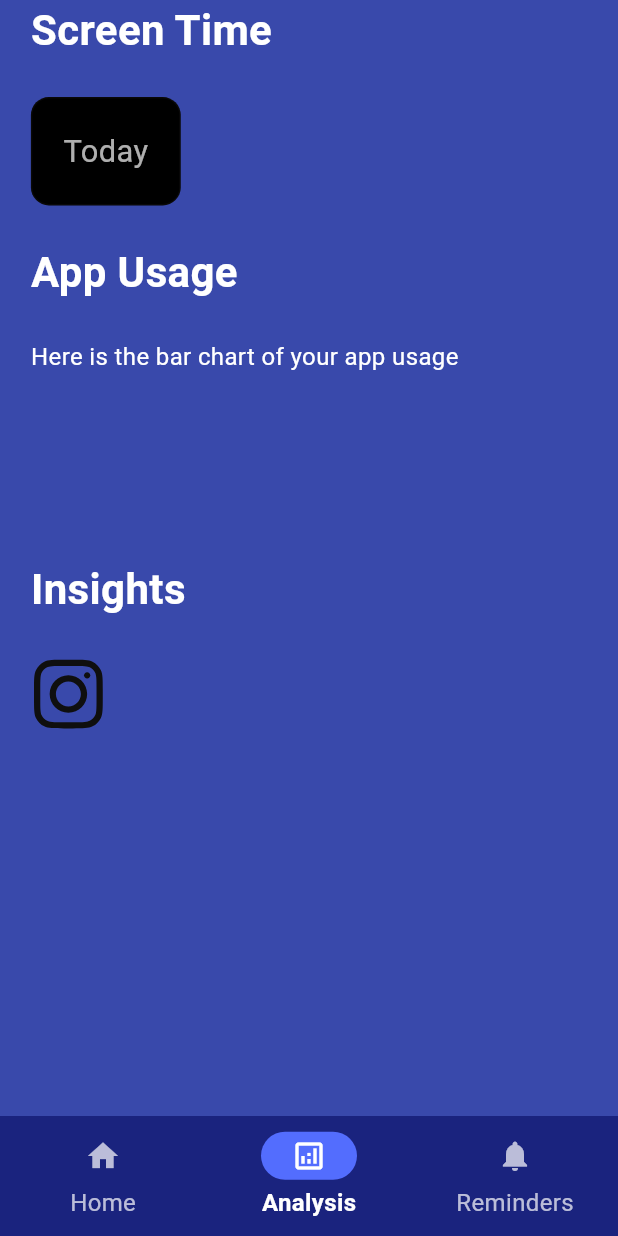
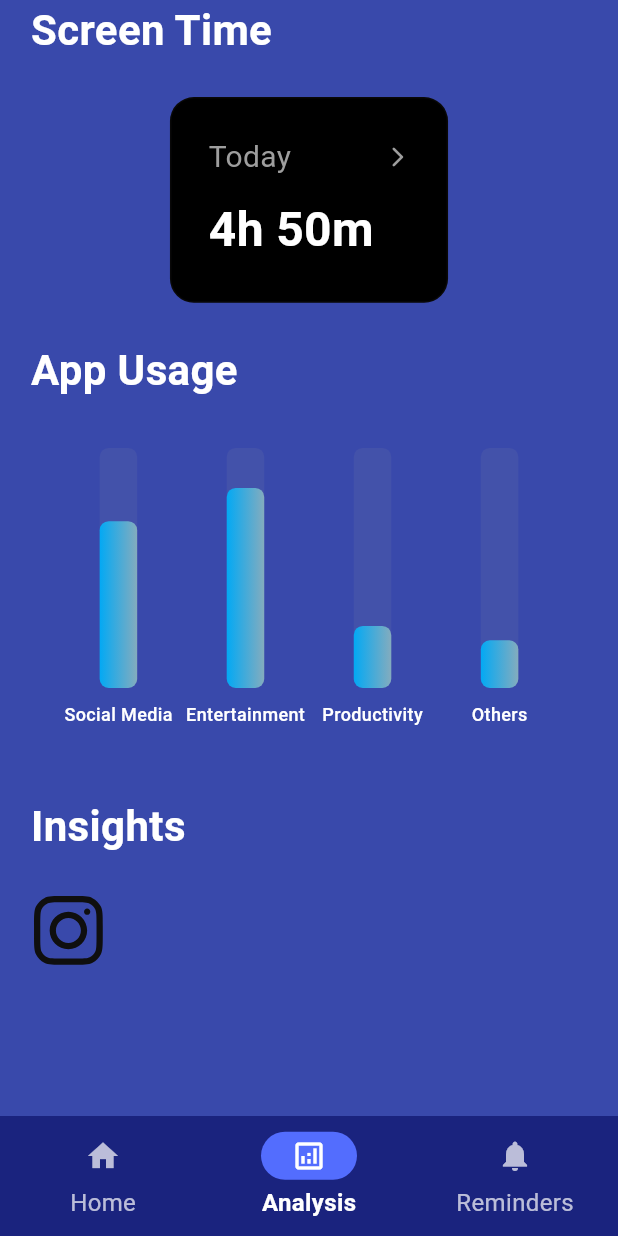
Before and after one commit to honhaoyuan0/Malefic-Visions, a Flutter app: the screen it shows after launch, item 2 of the bottom bar chosen, on a phone screen of 412 x 824 dp. Run offline on Flutter 3.47's test engine with Material 3 defaults, Android fonts, the light colour scheme and no system bars; drawn by our look-alikes of fl_chart; our stand-ins replace flutter_svg.

Commit message:
Make screen time widget clickable  to view breakdowns; Update app usage bar chart

```diff
--- /dev/null
+++ b/devtools_options.yaml
@@ -0,0 +1,3 @@
+description: This file stores settings for Dart & Flutter DevTools.
+documentation: https://docs.flutter.dev/tools/devtools/extensions#configure-extension-enablement-states
+extensions:
--- a/lib/screens/analysis.dart
+++ b/lib/screens/analysis.dart
@@ -1,7 +1,8 @@
 import 'package:flutter/material.dart';
 import 'package:flutter_svg/flutter_svg.dart';
 import 'screen_utils.dart';
-import 'package:malefic_visions/analysis_widgets/screen_time.dart';
+import 'package:malefic_visions/screens/screen_time.dart';
+import 'package:malefic_visions/screens/bar_chart.dart';
 
 class ScreenTimeAnalysis extends StatelessWidget {
   const ScreenTimeAnalysis({super.key});
@@ -24,22 +25,14 @@ class ScreenTimeAnalysis extends StatelessWidget {
                 //Screen Time
                 const TitleText('Screen Time'),
                 SizedBox(height: screen.height * 0.03),
-                ScreenTime(),
+                Center(child: ScreenTime()),
 
                 //App Usage Chart
                 SizedBox(height: screen.height * 0.03),
                 const TitleText('App Usage'),
-                SizedBox(height: screen.height * 0.03),
-                const TitleText(
-                  'Here is the bar chart of your app usage',
-                  style: TextStyle(
-                    color: Color.fromARGB(255, 255, 255, 255),
-                    fontSize: 16.0,
-                  ),
-                ),
 
                 //Bar chart placeholder
-                SizedBox(height: screen.height * 0.15),
+                CategoryBarChart(),
 
                 //Insights
                 const TitleText('Insights'),
@@ -54,8 +47,6 @@ class ScreenTimeAnalysis extends StatelessWidget {
           );
   }
 }
-
-
 
 
 // Title text widget
--- /dev/null
+++ b/lib/screens/bar_chart.dart
@@ -0,0 +1,158 @@
+import 'package:flutter/material.dart';
+import 'package:fl_chart/fl_chart.dart';
+import 'screen_utils.dart';
+
+class CategoryBarChart extends StatefulWidget {
+  const CategoryBarChart({super.key});
+
+  @override
+  State<CategoryBarChart> createState() => _CategoryBarChartState();
+}
+
+class _CategoryBarChartState extends State<CategoryBarChart> {
+  // Mock data for App Usage (Categorized)
+  static const Map<String, double> screenTime = {
+    'Social Media': 3.5,
+    'Entertainment': 4.2,
+    'Productivity': 1.3,
+    'Others': 1.0,
+  };
+
+
+  late final List<String> _appCategories;
+  late final List<double> _screenTimeValues;
+  late final double _maxY;
+  late final BarChartData _barChartData;
+
+  @override
+  void initState() {
+    super.initState();
+    _appCategories = screenTime.keys.toList();
+    _screenTimeValues = screenTime.values.toList();
+
+    // Calculate maxY dynamically to prevent overflow
+    _maxY = _screenTimeValues.reduce((a, b) => a > b ? a : b) * 1.2;
+
+    // Build chart data ONCE only to prevent overflow
+    _barChartData = _buildBarChartData();
+  }
+
+  @override
+  Widget build(BuildContext context) {
+    final screen = ScreenUtils(context);
+
+    return SafeArea(
+      child: Padding(
+        padding: const EdgeInsets.symmetric(horizontal: 16, vertical: 32),
+        child: Column(
+          crossAxisAlignment: CrossAxisAlignment.start,
+          children: [
+            // Add constraints to prevent overflow
+            ConstrainedBox(
+              constraints: BoxConstraints(
+                maxWidth: screen.width * 0.9,
+                maxHeight: 300,
+                minHeight: 200,
+              ),
+              child: AspectRatio(
+                aspectRatio: 2.5, // Maintain consistent aspect ratio
+                child: BarChart(_barChartData),
+              ),
+            ),
+          ],
+        ),
+      ),
+    );
+  }
+
+  // Method for bar chart data
+  BarChartData _buildBarChartData() {
+    return BarChartData(
+      alignment: BarChartAlignment.spaceAround,
+      maxY: _maxY, // Use calculated maxY
+
+      //Allows interaction with bar chart
+      barTouchData: BarTouchData(
+        enabled: true, // Enable touch to view screen time details
+        touchTooltipData: BarTouchTooltipData(
+          getTooltipColor: (group) => Colors.blueGrey,
+          getTooltipItem: (group, groupIndex, rod, rodIndex) {
+            //Return the app categories and total hour when pressed
+            return BarTooltipItem(
+              '${_appCategories[group.x.toInt()]}\n${rod.toY.toStringAsFixed(1)}h',
+              const TextStyle(
+                color: Colors.white,
+                fontWeight: FontWeight.bold,
+              ),
+            );
+          },
+        ),
+      ),
+
+      //Disable titles other than bottom titles
+      borderData: FlBorderData(show: false),
+      gridData: const FlGridData(show: false),
+      titlesData: FlTitlesData(
+        leftTitles: const AxisTitles(sideTitles: SideTitles(showTitles: false)),
+        rightTitles: const AxisTitles(sideTitles: SideTitles(showTitles: false)),
+        topTitles: const AxisTitles(sideTitles: SideTitles(showTitles: false)),
+
+        //Enable bottom titles - display app categories
+        bottomTitles: AxisTitles(
+          sideTitles: SideTitles(
+            showTitles: true,
+            reservedSize: 40, // Reserve space for labels
+            getTitlesWidget: (value, meta) {
+              final index = value.toInt();
+              //Return the app categories according to index
+              if (index >= 0 && index < _appCategories.length) {
+                return SideTitleWidget(
+                  meta: meta,
+                  space: 9,
+                  child: Text(
+                      _appCategories[index],
+                      style: const TextStyle(
+                        fontSize: 12,
+                        color: Colors.white,
+                        fontWeight: FontWeight.w500,
+                      ),
+                      textAlign: TextAlign.center,
+                    ),
+                  );
+              }
+              return const SizedBox.shrink();
+            },
+          ),
+        ),
+      ),
+
+      //Generate bar chart for each categories
+      barGroups: List.generate(
+        _appCategories.length,
+        (index) => BarChartGroupData(
+          x: index,
+          barRods: [
+            BarChartRodData(
+              toY: _screenTimeValues[index],
+              gradient: LinearGradient(
+                colors: [
+                  Colors.lightBlue,
+                  const Color.fromARGB(255, 132, 172, 190),
+                ],
+              ),
+              width: 25.0,
+              borderRadius: BorderRadius.circular(6),
+
+              //Background bar - to show the full length of the bar could reach
+              backDrawRodData: BackgroundBarChartRodData(
+                show: true,
+                toY: _maxY,
+                color: Colors.grey.withOpacity(0.1),
+              ),
+            ),
+          ],
+        ),
+      ),
+    );
+  }
+}
--- /dev/null
+++ b/lib/screens/screen_time.dart
@@ -0,0 +1,83 @@
+import'package:flutter/material.dart';
+import'package:malefic_visions/screens/screen_utils.dart';
+import'screen_time_breakdown.dart';
+
+// Placeholder widget using mock data for screen time.
+// real screen time data will be integrated later.
+class ScreenTime extends StatefulWidget {
+  const ScreenTime({super.key});
+
+  @override
+  State<ScreenTime> createState() => _ScreenTimeState();
+}
+
+class _ScreenTimeState extends State<ScreenTime> {
+  //Mock data for total screen time
+  final String totalScreenTime = '4h 50m';
+
+  @override
+  Widget build(BuildContext context) {
+     // Get the screen size using ScreenUtils
+    final screen = ScreenUtils(context);
+
+    //Screen time box
+    return GestureDetector(
+      // Tap the box to navigate to screen time breakdown
+      onTap: () {
+        Navigator.push(
+          context,
+          MaterialPageRoute(builder: (context) => ScreenTimeBreakdown()),
+        );
+      },
+      child: Container(
+      padding: EdgeInsets.all(screen.width * 0.06),
+      decoration : BoxDecoration(
+        color: const Color.fromARGB(255, 0, 0, 0),
+        borderRadius: BorderRadius.circular(16),
+        border: Border.all(color: const Color.fromARGB(26, 85, 81, 81)),
+      ),
+      constraints: BoxConstraints(
+        maxWidth: screen.width*0.45,
+      ),
+      child: Column(
+        mainAxisSize: MainAxisSize.min,
+        crossAxisAlignment: CrossAxisAlignment.start, //Align text to the left
+        children: [
+          Row(
+            mainAxisAlignment: MainAxisAlignment.spaceBetween, //Leave spaces between text and icon
+            children: [
+              Text(
+                'Today',
+                style: TextStyle(
+                  color: Colors.grey,
+                  fontSize: 20,
+                ),
+              ),
+
+              //Add an arrow - indicate that this is clickable
+              Icon(
+                Icons.arrow_forward_ios_rounded,
+                size:16,
+                color:Colors.grey[500],
+              )
+            ],
+          ),
+
+          // Mock screen time usage
+          Padding(
+            padding: EdgeInsets.only(top: screen.height*0.013),
+            child: Text(
+              totalScreenTime,
+              style: TextStyle(
+                color : Colors.white,
+                fontSize : 32.0,
+                fontWeight: FontWeight.bold,
+              ),
+            ),
+          )
+        ],
+      ),
+    ),
+  );
+ }
+}
--- a/lib/screens/screen_utils.dart
+++ b/lib/screens/screen_utils.dart
@@ -1,4 +1,5 @@
 import 'package:flutter/material.dart';
+
 
 // A utility class for accessing screen dimensions and paddings -
 // - for more responsive layouts based on screen size
--- a/pubspec.yaml
+++ b/pubspec.yaml
@@ -39,6 +39,7 @@ dependencies:
   flutter_svg: ^2.2.0
   shared_preferences: ^2.5.3
   usage_stats: ^1.3.1
+  device_info_plus: ^11.5.0
 
 dev_dependencies:
   flutter_test:
```
Also changed, not shown: lib/analysis_widgets/screen_time.dart (deleted, +0 -124 lines), lib/screens/screen_time_breakdown.dart (added, +112 -0 lines), pubspec.lock, 4 other files.
